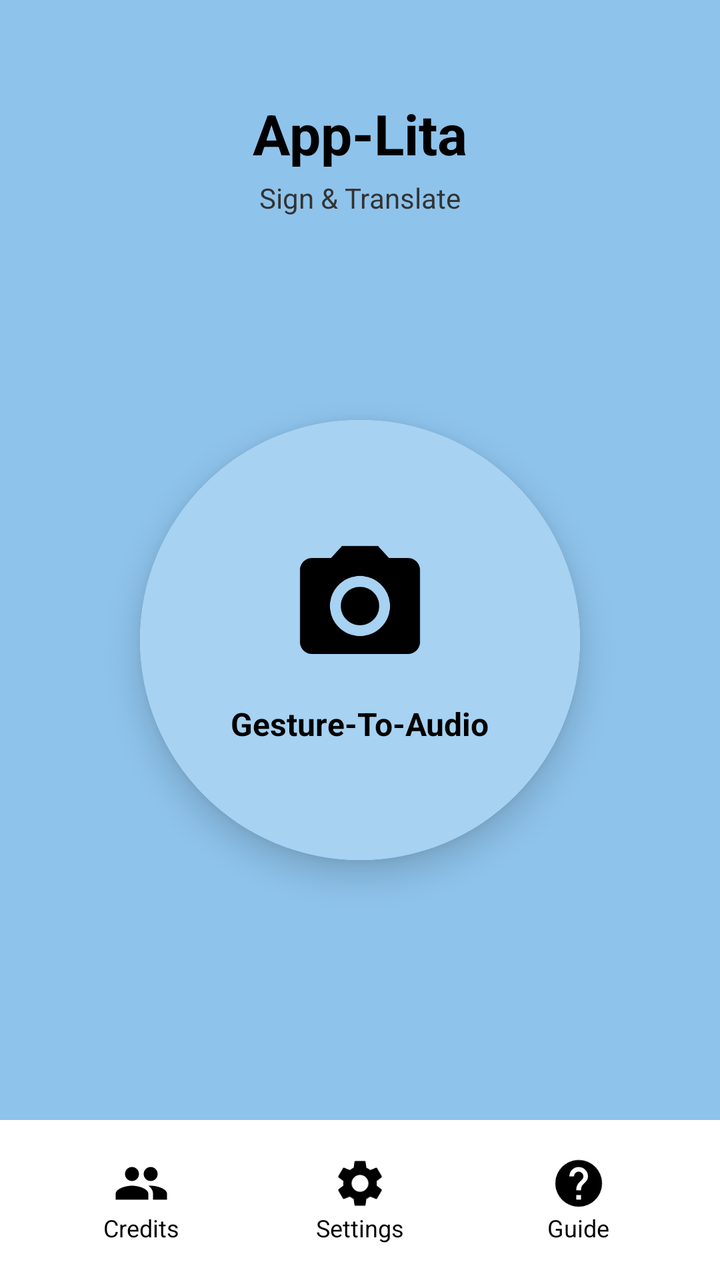
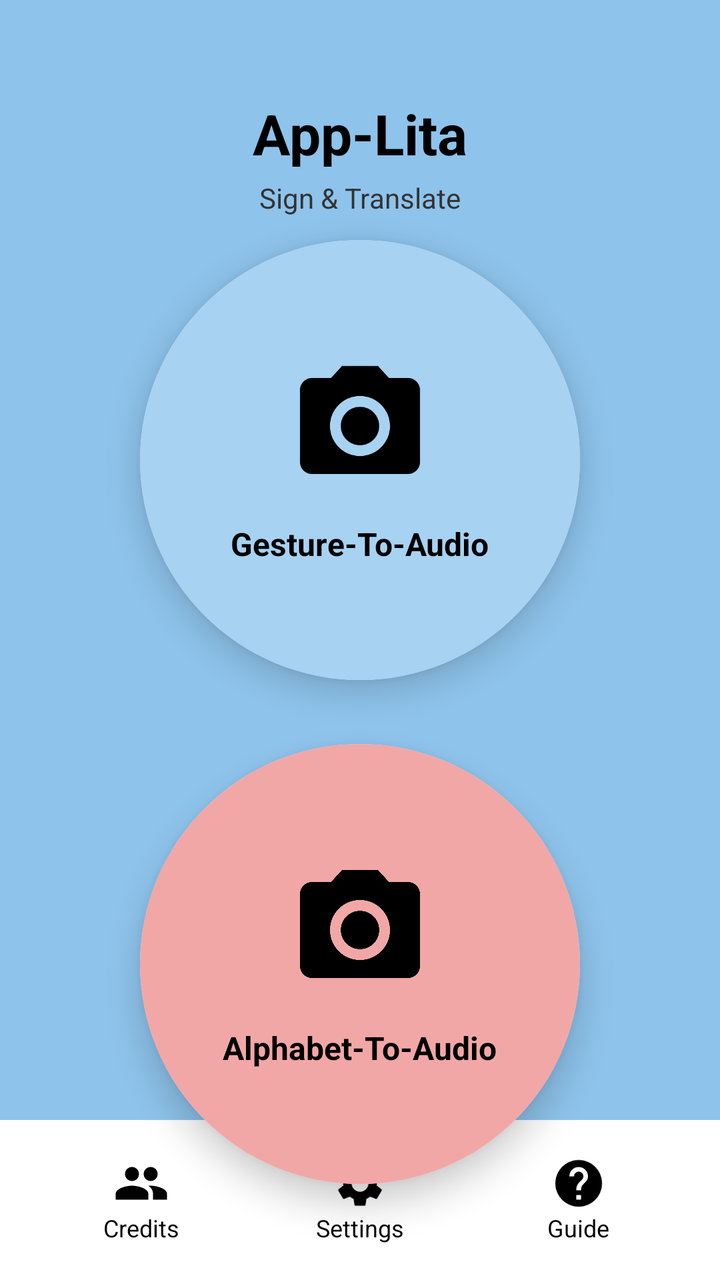

Two renders of the same Android screen: before a commit and after it. Below are the layout's source before the change and the commit's diff.
<!-- AndroidManifest.xml: activity theme Theme.Myfslapplication -->
<!-- res/layout/activity_menu.xml -->
<?xml version="1.0" encoding="utf-8"?>
<RelativeLayout xmlns:android="http://schemas.android.com/apk/res/android"
    xmlns:app="http://schemas.android.com/apk/res-auto"
    android:layout_width="match_parent"
    android:layout_height="match_parent"
    android:background="#8EC3EB">

    
    <LinearLayout
        android:id="@+id/header"
        android:layout_width="wrap_content"
        android:layout_height="wrap_content"
        android:layout_alignParentTop="true"
        android:layout_centerHorizontal="true"
        android:layout_marginTop="48dp"
        android:orientation="vertical"
        android:gravity="center">

        <TextView
            android:layout_width="wrap_content"
            android:layout_height="wrap_content"
            android:text="App-Lita"
            android:textSize="28sp"
            android:textStyle="bold"
            android:textColor="#000000" />

        <TextView
            android:layout_width="wrap_content"
            android:layout_height="wrap_content"
            android:text="Sign &amp; Translate"
            android:textSize="14sp"
            android:textColor="#333333"
            android:layout_marginTop="4dp" />
    </LinearLayout>

    
    <androidx.cardview.widget.CardView
        android:id="@+id/cardGestureToAudio"
        android:layout_width="220dp"
        android:layout_height="220dp"
        android:layout_centerInParent="true"
        app:cardCornerRadius="110dp"
        app:cardElevation="10dp"
        android:clickable="true"
        android:foreground="?attr/selectableItemBackground">

        <RelativeLayout
            android:layout_width="match_parent"
            android:layout_height="match_parent"
            android:background="#A7D2F2">

            <LinearLayout
                android:layout_width="match_parent"
                android:layout_height="match_parent"
                android:layout_centerInParent="true"
                android:orientation="vertical"
                android:gravity="center">

                <ImageView
                    android:layout_width="72dp"
                    android:layout_height="72dp"
                    android:src="@drawable/baseline_photo_camera_24"
                    app:tint="#000000"
                    android:contentDescription="Camera" />


                <TextView
                    android:layout_width="wrap_content"
                    android:layout_height="wrap_content"
                    android:text="Gesture-To-Audio"
                    android:textSize="16sp"
                    android:textStyle="bold"
                    android:textColor="#000000"
                    android:layout_marginTop="12dp" />
            </LinearLayout>

        </RelativeLayout>
    </androidx.cardview.widget.CardView>

    
    <LinearLayout
        android:layout_width="match_parent"
        android:layout_height="80dp"
        android:layout_alignParentBottom="true"
        android:orientation="horizontal"
        android:gravity="center"
        android:background="#FFFFFF"
        android:padding="16dp">

        
        <LinearLayout
            android:id="@+id/btnCredits"
            android:layout_width="0dp"
            android:layout_height="match_parent"
            android:layout_weight="1"
            android:orientation="vertical"
            android:gravity="center">

            <ImageView
                android:layout_width="28dp"
                android:layout_height="28dp"
                android:src="@drawable/ic_people"
                android:contentDescription="Credits" />

            <TextView
                android:layout_width="wrap_content"
                android:layout_height="wrap_content"
                android:text="Credits"
                android:textSize="12sp"
                android:textColor="#000000" />
        </LinearLayout>

        
        <LinearLayout
            android:id="@+id/btnSettings"
            android:layout_width="0dp"
            android:layout_height="match_parent"
            android:layout_weight="1"
            android:orientation="vertical"
            android:gravity="center">

            <ImageView
                android:layout_width="28dp"
                android:layout_height="28dp"
                android:src="@drawable/ic_settings"
                android:contentDescription="Settings" />

            <TextView
                android:layout_width="wrap_content"
                android:layout_height="wrap_content"
                android:text="Settings"
                android:textSize="12sp"
                android:textColor="#000000" />
        </LinearLayout>

        
        <LinearLayout
            android:id="@+id/btnGuide"
            android:layout_width="0dp"
            android:layout_height="match_parent"
            android:layout_weight="1"
            android:orientation="vertical"
            android:gravity="center">

            <ImageView
                android:layout_width="28dp"
                android:layout_height="28dp"
                android:src="@drawable/ic_help"
                android:contentDescription="Guide" />

            <TextView
                android:layout_width="wrap_content"
                android:layout_height="wrap_content"
                android:text="Guide"
                android:textSize="12sp"
                android:textColor="#000000" />
        </LinearLayout>

    </LinearLayout>

</RelativeLayout>
<!-- resources referenced by this layout -->
<resources>
  <!-- drawable baseline_photo_camera_24 (drawable) -->
  <vector xmlns:android="http://schemas.android.com/apk/res/android" android:height="24dp" android:tint="#000000" android:viewportHeight="24" android:viewportWidth="24" android:width="24dp">
        
      <path android:fillColor="@android:color/white" android:pathData="M12,12m-3.2,0a3.2,3.2 0,1 1,6.4 0a3.2,3.2 0,1 1,-6.4 0"/>
        
      <path android:fillColor="@android:color/white" android:pathData="M9,2L7.17,4L4,4c-1.1,0 -2,0.9 -2,2v12c0,1.1 0.9,2 2,2h16c1.1,0 2,-0.9 2,-2L22,6c0,-1.1 -0.9,-2 -2,-2h-3.17L15,2L9,2zM12,17c-2.76,0 -5,-2.24 -5,-5s2.24,-5 5,-5 5,2.24 5,5 -2.24,5 -5,5z"/>
      
  </vector>
  <!-- drawable ic_help (drawable) -->
  <?xml version="1.0" encoding="utf-8"?>
  <vector xmlns:android="http://schemas.android.com/apk/res/android"
      android:width="24dp"
      android:height="24dp"
      android:viewportWidth="24"
      android:viewportHeight="24">
      <path
          android:fillColor="#000000"
          android:pathData="M12,2C6.48,2 2,6.48 2,12s4.48,10 10,10 10,-4.48 10,-10S17.52,2 12,2zM13,19h-2v-2h2v2zM15.07,11.25l-0.9,0.92C13.45,12.9 13,13.5 13,15h-2v-0.5c0,-1.1 0.45,-2.1 1.17,-2.83l1.24,-1.26c0.37,-0.36 0.59,-0.86 0.59,-1.41 0,-1.1 -0.9,-2 -2,-2s-2,0.9 -2,2L8,9c0,-2.21 1.79,-4 4,-4s4,1.79 4,4c0,0.88 -0.36,1.68 -0.93,2.25z"/>
  </vector>
  <!-- drawable ic_people (drawable) -->
  <?xml version="1.0" encoding="utf-8"?>
  <vector xmlns:android="http://schemas.android.com/apk/res/android"
      android:width="24dp"
      android:height="24dp"
      android:viewportWidth="24"
      android:viewportHeight="24">
      <path
          android:fillColor="#000000"
          android:pathData="M16,11c1.66,0 2.99,-1.34 2.99,-3S17.66,5 16,5c-1.66,0 -3,1.34 -3,3s1.34,3 3,3zM8,11c1.66,0 2.99,-1.34 2.99,-3S9.66,5 8,5C6.34,5 5,6.34 5,8s1.34,3 3,3zM8,13c-2.33,0 -7,1.17 -7,3.5L1,19h14v-2.5c0,-2.33 -4.67,-3.5 -7,-3.5zM16,13c-0.29,0 -0.62,0.02 -0.97,0.05 1.16,0.84 1.97,1.97 1.97,3.45L17,19h6v-2.5c0,-2.33 -4.67,-3.5 -7,-3.5z" />
  </vector>
  <!-- drawable ic_settings (drawable) -->
  <?xml version="1.0" encoding="utf-8"?>
  <vector xmlns:android="http://schemas.android.com/apk/res/android"
      android:width="24dp"
      android:height="24dp"
      android:viewportWidth="24"
      android:viewportHeight="24">
      <path
          android:fillColor= "#000000"
          android:pathData="M19.14,12.94c0.04,-0.3 0.06,-0.61 0.06,-0.94c0,-0.32 -0.02,-0.64 -0.07,-0.94l2.03,-1.58c0.18,-0.14 0.23,-0.41 0.12,-0.61l-1.92,-3.32c-0.12,-0.22 -0.37,-0.29 -0.59,-0.22l-2.39,0.96c-0.5,-0.38 -1.03,-0.7 -1.62,-0.94L14.4,2.81c-0.04,-0.24 -0.24,-0.41 -0.48,-0.41h-3.84c-0.24,0 -0.43,0.17 -0.47,0.41L9.25,5.35C8.66,5.59 8.12,5.92 7.63,6.29L5.24,5.33c-0.22,-0.08 -0.47,0 -0.59,0.22L2.74,8.87C2.62,9.08 2.66,9.34 2.86,9.48l2.03,1.58C4.84,11.36 4.8,11.69 4.8,12s0.02,0.64 0.07,0.94l-2.03,1.58c-0.18,0.14 -0.23,0.41 -0.12,0.61l1.92,3.32c0.12,0.22 0.37,0.29 0.59,0.22l2.39,-0.96c0.5,0.38 1.03,0.7 1.62,0.94l0.36,2.54c0.05,0.24 0.24,0.41 0.48,0.41h3.84c0.24,0 0.44,-0.17 0.47,-0.41l0.36,-2.54c0.59,-0.24 1.13,-0.56 1.62,-0.94l2.39,0.96c0.22,0.08 0.47,0 0.59,-0.22l1.92,-3.32c0.12,-0.22 0.07,-0.47 -0.12,-0.61L19.14,12.94zM12,15.6c-1.98,0 -3.6,-1.62 -3.6,-3.6s1.62,-3.6 3.6,-3.6s3.6,1.62 3.6,3.6S13.98,15.6 12,15.6z"/>
  </vector>
  <style name="Theme.Myfslapplication" parent="Theme.MaterialComponents.Light.NoActionBar">
          <item name="colorPrimary">@color/brand_blue</item>
          <item name="colorPrimaryVariant">@color/brand_blue</item>
          <item name="colorOnPrimary">@color/white</item>
          <item name="android:statusBarColor">@color/brand_blue</item>
      </style>
  <color name="brand_blue">#8EC3EB</color>
  <color name="white">#FFFFFFFF</color>
</resources>

<!-- the commit's change to res/layout/activity_menu.xml (unified diff, before → after) -->
@@ -38,43 +38,74 @@
         android:id="@+id/cardGestureToAudio"
         android:layout_width="220dp"
         android:layout_height="220dp"
-        android:layout_centerInParent="true"
+        android:layout_centerHorizontal="true"
+        android:layout_marginTop="120dp"
         app:cardCornerRadius="110dp"
         app:cardElevation="10dp"
         android:clickable="true"
         android:foreground="?attr/selectableItemBackground">
 
-        <RelativeLayout
+        <LinearLayout
             android:layout_width="match_parent"
             android:layout_height="match_parent"
-            android:background="#A7D2F2">
+            android:background="#A7D2F2"
+            android:gravity="center"
+            android:orientation="vertical">
 
-            <LinearLayout
-                android:layout_width="match_parent"
-                android:layout_height="match_parent"
-                android:layout_centerInParent="true"
-                android:orientation="vertical"
-                android:gravity="center">
+            <ImageView
+                android:layout_width="72dp"
+                android:layout_height="72dp"
+                android:contentDescription="Camera"
+                android:src="@drawable/baseline_photo_camera_24"
+                app:tint="#000000" />
 
-                <ImageView
-                    android:layout_width="72dp"
-                    android:layout_height="72dp"
-                    android:src="@drawable/baseline_photo_camera_24"
-                    app:tint="#000000"
-                    android:contentDescription="Camera" />
+            <TextView
+                android:layout_width="wrap_content"
+                android:layout_height="wrap_content"
+                android:layout_marginTop="12dp"
+                android:text="Gesture-To-Audio"
+                android:textColor="#000000"
+                android:textSize="16sp"
+                android:textStyle="bold" />
+        </LinearLayout>
+    </androidx.cardview.widget.CardView>
 
+    
+    <androidx.cardview.widget.CardView
+        android:id="@+id/cardAlphabetToAudio"
+        android:layout_width="220dp"
+        android:layout_height="220dp"
+        android:layout_below="@id/cardGestureToAudio"
+        android:layout_centerHorizontal="true"
+        android:layout_marginTop="32dp"
+        app:cardCornerRadius="110dp"
+        app:cardElevation="10dp"
+        android:clickable="true"
+        android:foreground="?attr/selectableItemBackground">
 
-                <TextView
-                    android:layout_width="wrap_content"
-                    android:layout_height="wrap_content"
-                    android:text="Gesture-To-Audio"
-                    android:textSize="16sp"
-                    android:textStyle="bold"
-                    android:textColor="#000000"
-                    android:layout_marginTop="12dp" />
-            </LinearLayout>
+        <LinearLayout
+            android:layout_width="match_parent"
+            android:layout_height="match_parent"
+            android:background="#F2A7A7"
+            android:orientation="vertical"
+            android:gravity="center">
 
-        </RelativeLayout>
+            <ImageView
+                android:layout_width="72dp"
+                android:layout_height="72dp"
+                android:src="@drawable/baseline_photo_camera_24"
+                android:contentDescription="Alphabet"
+                app:tint="#000000" />
+
+            <TextView
+                android:layout_width="wrap_content"
+                android:layout_height="wrap_content"
+                android:text="Alphabet-To-Audio"
+                android:textSize="16sp"
+                android:textStyle="bold"
+                android:textColor="#000000"
+                android:layout_marginTop="12dp" />
+        </LinearLayout>
     </androidx.cardview.widget.CardView>
 
     
@@ -155,7 +186,5 @@
                 android:textSize="12sp"
                 android:textColor="#000000" />
         </LinearLayout>
-
     </LinearLayout>
-
 </RelativeLayout>
